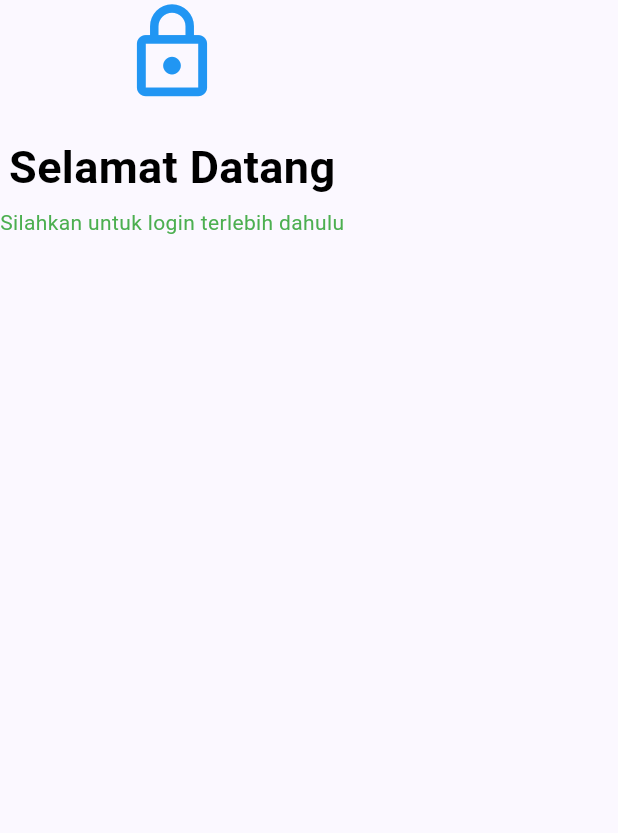
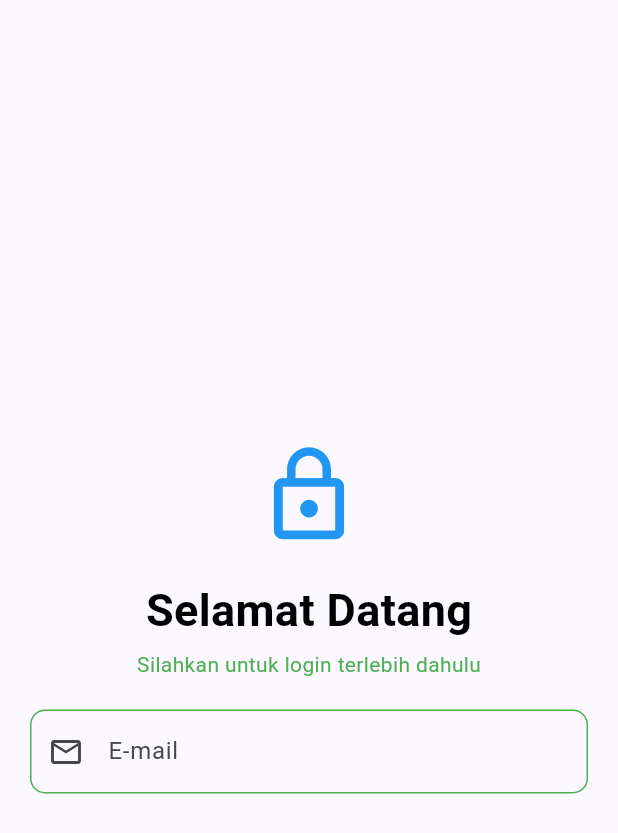
Before and after one commit to harlyimans/KB1179_1125170145_uas, a Flutter app: the Login screen opened directly, on a phone screen of 412 x 824 dp. Shown: the top 833 px of the screen. Run offline on Flutter 3.47's test engine with Material 3 defaults, Android fonts, the phone set to English and light mode, and no system bars.

Commit message:
Update Layout & Create Email Input

```diff
--- a/lib/screen/login.dart
+++ b/lib/screen/login.dart
@@ -6,8 +6,9 @@ class Login extends StatelessWidget {
   @override
   Widget build(BuildContext context) {
     return Scaffold(
-      body: Column(
-        // mainAxisAlignment: MainAxisAlignment.center,
+      body: Center(
+        child: Column(
+          mainAxisAlignment: MainAxisAlignment.center,
           children: [
             Icon(Icons.lock_outline, size: 70, color: Colors.blue),
             SizedBox(height: 20),
@@ -24,7 +25,31 @@ class Login extends StatelessWidget {
               "Silahkan untuk login terlebih dahulu",
               style: TextStyle(fontSize: 14.0, color: Colors.green),
             ),
+            SizedBox(height: 20),
+            Container(
+              margin: EdgeInsets.only(left: 20, right: 20),
+              child: TextField(
+                keyboardType: TextInputType.emailAddress,
+                decoration: InputDecoration(
+                  labelText: 'E-mail',
+                  hintText: "Silahkan Masukkan Alamat E-mail Anda",
+                  prefixIcon: Icon(Icons.email_outlined),
+                  border: OutlineInputBorder(
+                    borderRadius: BorderRadius.circular(10),
+                  ),
+                  enabledBorder: OutlineInputBorder(
+                    borderRadius: BorderRadius.circular(10),
+                    borderSide: BorderSide(color: Colors.green),
+                  ),
+                  focusedBorder: OutlineInputBorder(
+                    borderRadius: BorderRadius.circular(20),
+                    borderSide: BorderSide(color: Colors.blue),
+                  ),
+                ),
+              ),
+            ),
           ],
+        ),
       ),
     );
   }
```
Lines whose indentation alone changed are shown as unchanged.
